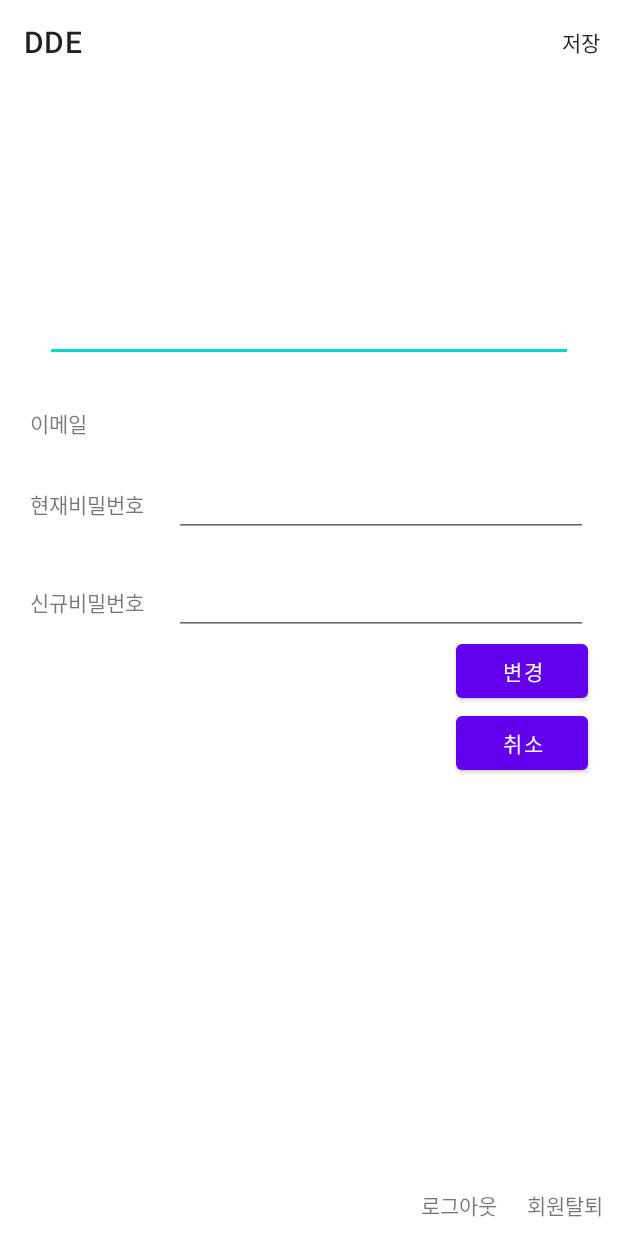
After one commit to dmswjd4117/Delivery_app, an Android app: the MyPageDetail screen opened directly, with no data from a screen before it, on a phone screen of 412 x 824 dp. The commit adds this screen. Run offline under Robolectric (Android 15) with nearby library versions, the phone set to English and light mode, and no system bars; pictures from the network do not load; 4 statements that could not run were skipped.

Commit message:
feat: 마이페이지 로그아웃/ 이름 변경 기능 추가

```diff
--- a/app/build.gradle
+++ b/app/build.gradle
@@ -52,4 +52,7 @@ dependencies {
     // Glide
     implementation 'com.github.bumptech.glide:glide:4.9.0'
     annotationProcessor 'com.github.bumptech.glide:compiler:4.9.0'
+
+    //
+    implementation 'com.cepheuen.elegant-number-button:lib:1.0.2'
 }
--- a/app/src/main/AndroidManifest.xml
+++ b/app/src/main/AndroidManifest.xml
@@ -13,13 +13,16 @@
         android:theme="@style/AppTheme"
         android:usesCleartextTraffic="true">
         <activity
+            android:name=".view.user.MyPageDetail"
+            android:exported="true" />
+        <activity
             android:name=".view.cart.CartActivity"
             android:exported="true" />
         <activity
             android:name=".view.store.MenuActivity"
             android:exported="true" />
         <activity
-            android:name=".view.user.MyPage"
+            android:name=".view.user.MyPageActivity"
             android:exported="true" />
         <activity
             android:name=".view.store.StoreActivity"
--- a/app/src/main/java/com/android/delivery/api/UserAPI.java
+++ b/app/src/main/java/com/android/delivery/api/UserAPI.java
@@ -2,6 +2,8 @@ package com.android.delivery.api;
 
 import com.android.delivery.model.user.LoginRequest;
 import com.android.delivery.model.ResponseDto;
+import com.android.delivery.model.user.LogoutRequest;
+import com.android.delivery.model.user.UpdateUserInfoRequest;
 
 import retrofit2.Call;
 import retrofit2.http.Body;
@@ -15,6 +17,15 @@ public interface UserAPI {
 
 
     @GET("/user/me")
-    Call<ResponseDto> authUser();
+    Call<ResponseDto> getUserInfo();
+
+    @GET("/user/auth")
+    Call<Long> authUser();
+
+    @POST("/user/logout")
+    Call<ResponseDto> logoutUser(@Body LogoutRequest logoutRequest);
+
+    @POST("/user/update/info")
+    Call<ResponseDto> updateUserInfo(@Body UpdateUserInfoRequest infoRequest);
 
 }
--- a/app/src/main/java/com/android/delivery/utils/PreferenceManger.java
+++ b/app/src/main/java/com/android/delivery/utils/PreferenceManger.java
@@ -5,6 +5,7 @@ import android.content.SharedPreferences;
 
 public class PreferenceManger {
     public static final String PREFERENCES_NAME = "preference";
+    public static final String AUTH_TOKEN = "auth_token";
 
     private  static SharedPreferences getPreferences(Context context){
         return context.getSharedPreferences(PREFERENCES_NAME, Context.MODE_PRIVATE);
--- /dev/null
+++ b/app/src/main/java/com/android/delivery/view/user/MyPageDetail.java
@@ -0,0 +1,146 @@
+package com.android.delivery.view.user;
+
+import androidx.appcompat.app.AppCompatActivity;
+import androidx.appcompat.widget.Toolbar;
+
+import android.content.Intent;
+import android.os.Bundle;
+import android.util.Log;
+import android.view.Menu;
+import android.view.MenuItem;
+import android.widget.Toast;
+
+import com.android.delivery.R;
+import com.android.delivery.api.UserAPI;
+import com.android.delivery.databinding.ActivityMyPageDetailBinding;
+import com.android.delivery.model.ResponseDto;
+import com.android.delivery.model.user.LogoutRequest;
+import com.android.delivery.model.user.UpdateUserInfoRequest;
+import com.android.delivery.model.user.UserInfoResponse;
+import com.android.delivery.utils.PreferenceManger;
+import com.android.delivery.utils.RetrofitClient;
+import com.bumptech.glide.Glide;
+
+import retrofit2.Call;
+import retrofit2.Callback;
+import retrofit2.Response;
+
+
+public class MyPageDetail extends AppCompatActivity {
+
+    private ActivityMyPageDetailBinding binding;
+    private UserAPI userAPI;
+
+    @Override
+    protected void onCreate(Bundle savedInstanceState) {
+        super.onCreate(savedInstanceState);
+
+        binding = ActivityMyPageDetailBinding.inflate(getLayoutInflater());
+        setContentView(binding.getRoot());
+
+        String name = getIntent().getExtras().getString("name");
+        String email = getIntent().getExtras().getString("email");
+        String image = getIntent().getExtras().getString("image");
+        binding.myPageDetailName.setText(name);
+        binding.myPageDetailEmail.setText(email);
+        if(image != null){
+            Glide.with(this).load(image).into(binding.myPageDetailImage);
+        }
+
+        // user api
+        String token = PreferenceManger.getString(this, PreferenceManger.AUTH_TOKEN);
+        userAPI = RetrofitClient.createService(UserAPI.class, token);
+
+        // tool bar
+        Toolbar toolbar = binding.toolbar;
+        setSupportActionBar(toolbar);
+
+        // logout
+        setLogout();
+
+
+
+    }
+
+    private void setLogout() {
+        binding.myPageDetailLogout.setOnClickListener(view -> {
+            LogoutRequest logoutRequest = new LogoutRequest();
+            logoutRequest.setToken(PreferenceManger.getString(this, PreferenceManger.AUTH_TOKEN));
+            userAPI.logoutUser(logoutRequest).enqueue(new Callback<ResponseDto>() {
+                @Override
+                public void onResponse(Call<ResponseDto> call, Response<ResponseDto> response) {
+                    ResponseDto res = response.body();
+                    if(res == null) return;
+                    if(!res.isSuccess()){
+                        Log.e("TAG", res.getError().getMessage());
+                    }
+                    Toast.makeText(getApplicationContext(), "로그아웃 하였습니다.", Toast.LENGTH_LONG).show();
+                    Intent intent = new Intent(getApplicationContext(), MyPageActivity.class);
+                    startActivity(intent);
+                }
+
+                @Override
+                public void onFailure(Call<ResponseDto> call, Throwable t) {
+                    Log.e("TAG", t.getMessage());
+                }
+            });
+        });
+    }
+
+
+    private void saveUserInfo() {
+        String curPassword = binding.myPageDetailCurPassword.getText().toString();
+        String newPassword = binding.myPageDetailNewPassword.getText().toString();
+        String name = binding.myPageDetailName.getText().toString();
+
+        UpdateUserInfoRequest updateUserInfoRequest = new UpdateUserInfoRequest();
+        updateUserInfoRequest.setCurPassword(curPassword);
+        updateUserInfoRequest.setNewPassword(newPassword);
+        updateUserInfoRequest.setName(name);
+        updateUserInfoRequest.setChangePassword(false);
+
+        userAPI.updateUserInfo(updateUserInfoRequest).enqueue(new Callback<ResponseDto>() {
+            @Override
+            public void onResponse(Call<ResponseDto> call, Response<ResponseDto> response) {
+                ResponseDto res = response.body();
+                if(res== null)return;
+                if(!res.isSuccess()){
+                    Log.e("TAG", res.getError().getMessage());
+                    Toast.makeText(getApplicationContext(), res.getError().getMessage(), Toast.LENGTH_LONG).show();
+                    return;
+                }
+
+                Intent intent = new Intent(getApplicationContext(), MyPageActivity.class);
+                startActivity(intent);
+                Toast.makeText(getApplicationContext(), "저장되었습니다", Toast.LENGTH_LONG).show();
+            }
+
+            @Override
+            public void onFailure(Call<ResponseDto> call, Throwable t) {
+
+            }
+        });
+    }
+
+    @Override
+    public boolean onCreateOptionsMenu(Menu menu){
+        getMenuInflater().inflate(R.menu.mypage_detail_action, menu);
+        return true;
+    }
+
+
+    @Override
+    public boolean onOptionsItemSelected(MenuItem item)
+    {
+        switch (item.getItemId())
+        {
+            case R.id.myPageDetail_saveItem:
+                saveUserInfo();
+                return true;
+
+            default:
+                return super.onOptionsItemSelected(item);
+        }
+    }
+
+}
--- /dev/null
+++ b/app/src/main/res/layout/activity_my_page_detail.xml
@@ -0,0 +1,160 @@
+<?xml version="1.0" encoding="utf-8"?>
+<androidx.constraintlayout.widget.ConstraintLayout xmlns:android="http://schemas.android.com/apk/res/android"
+    xmlns:app="http://schemas.android.com/apk/res-auto"
+    xmlns:tools="http://schemas.android.com/tools"
+    android:layout_width="match_parent"
+    android:layout_height="match_parent"
+    tools:context=".view.user.MyPageDetail">
+
+    <LinearLayout
+        android:id="@+id/linearLayout2"
+        android:layout_width="0dp"
+        android:layout_height="0dp"
+        android:orientation="vertical"
+        app:layout_constraintRight_toRightOf="parent"
+        app:layout_constraintLeft_toLeftOf="parent"
+        app:layout_constraintTop_toTopOf="parent"
+        app:layout_constraintBottom_toTopOf="@+id/myPageDetail_setBox"
+        >
+
+        <androidx.appcompat.widget.Toolbar
+            android:id="@+id/toolbar"
+            android:layout_width="match_parent"
+            android:layout_height="wrap_content"
+            app:layout_constraintEnd_toEndOf="parent"
+            app:layout_constraintStart_toStartOf="parent"
+            app:layout_constraintTop_toTopOf="parent"
+            tools:ignore="MissingConstraints"></androidx.appcompat.widget.Toolbar>
+
+
+        <LinearLayout
+            android:layout_width="match_parent"
+            android:layout_height="wrap_content"
+            android:gravity="center"
+            android:orientation="vertical">
+
+            <ImageView
+                android:id="@+id/myPageDetail_image"
+                android:layout_width="100dp"
+                android:layout_height="100dp"
+                android:layout_marginTop="10dp"></ImageView>
+
+            <EditText
+                android:id="@+id/myPageDetail_name"
+                android:layout_width="match_parent"
+                android:layout_height="wrap_content"
+                android:layout_margin="30dp"
+                android:text="name"></EditText>
+        </LinearLayout>
+
+        <LinearLayout
+            android:layout_width="match_parent"
+            android:layout_height="wrap_content"
+            android:orientation="vertical">
+
+            <LinearLayout
+                android:layout_width="match_parent"
+                android:layout_height="wrap_content"
+                android:layout_marginLeft="20dp"
+                android:layout_marginRight="20dp"
+                android:orientation="horizontal">
+
+                <TextView
+                    android:layout_width="wrap_content"
+                    android:layout_height="wrap_content"
+                    android:layout_marginRight="20dp"
+                    android:text="이메일"></TextView>
+
+                <TextView
+                    android:id="@+id/myPageDetail_email"
+                    android:layout_width="wrap_content"
+                    android:layout_height="wrap_content"
+                    android:text="naver"></TextView>
+
+            </LinearLayout>
+
+            <LinearLayout
+                android:layout_width="match_parent"
+                android:layout_height="wrap_content"
+                android:layout_marginLeft="20dp"
+                android:layout_marginTop="20dp"
+                android:layout_marginRight="20dp"
+                android:orientation="horizontal">
+
+                <TextView
+                    android:layout_width="wrap_content"
+                    android:layout_height="wrap_content"
+                    android:layout_marginRight="20dp"
+                    android:text="현재비밀번호"></TextView>
+
+                <EditText
+                    android:id="@+id/myPageDetail_curPassword"
+                    android:layout_width="match_parent"
+                    android:layout_height="wrap_content"></EditText>
+            </LinearLayout>
+        </LinearLayout>
+
+
+        <LinearLayout
+            android:layout_width="match_parent"
+            android:layout_height="wrap_content"
+            android:layout_marginLeft="20dp"
+            android:layout_marginTop="20dp"
+            android:layout_marginRight="20dp"
+            android:orientation="horizontal">
+
+            <TextView
+                android:layout_width="wrap_content"
+                android:layout_height="wrap_content"
+                android:layout_marginRight="20dp"
+                android:text="신규비밀번호"></TextView>
+
+            <EditText
+                android:id="@+id/myPageDetail_newPassword"
+                android:layout_width="match_parent"
+                android:layout_height="wrap_content"></EditText>
+        </LinearLayout>
+
+        <Button
+            android:layout_gravity="right"
+            android:layout_marginRight="20dp"
+            android:text="변경"
+            android:layout_width="wrap_content"
+            android:layout_height="wrap_content">
+        </Button>
+
+        <Button
+            android:layout_gravity="right"
+            android:layout_marginRight="20dp"
+            android:text="취소"
+            android:layout_width="wrap_content"
+            android:layout_height="wrap_content">
+        </Button>
+
+    </LinearLayout>
+
+    <LinearLayout
+        android:gravity="right"
+        android:id="@+id/myPageDetail_setBox"
+        app:layout_constraintRight_toRightOf="parent"
+        app:layout_constraintBottom_toBottomOf="parent"
+        android:orientation="horizontal"
+        android:layout_width="match_parent"
+        android:layout_height="wrap_content">
+
+        <TextView
+            android:id="@+id/myPageDetail_logout"
+            android:layout_margin="10dp"
+            android:layout_width="wrap_content"
+            android:layout_height="wrap_content"
+            android:text="로그아웃"></TextView>
+
+        <TextView
+            android:id="@+id/myPage_deactivate"
+            android:layout_margin="10dp"
+            android:layout_width="wrap_content"
+            android:layout_height="wrap_content"
+            android:text="회원탈퇴"></TextView>
+    </LinearLayout>
+
+</androidx.constraintlayout.widget.ConstraintLayout>
--- a/app/src/main/res/layout/activity_mypage.xml
+++ b/app/src/main/res/layout/activity_mypage.xml
@@ -4,7 +4,7 @@
     xmlns:tools="http://schemas.android.com/tools"
     android:layout_width="match_parent"
     android:layout_height="match_parent"
-    tools:context=".view.user.MyPage">
+    tools:context=".view.user.MyPageActivity">
 
     <androidx.appcompat.widget.Toolbar
         android:id="@+id/toolbar"
@@ -25,6 +25,7 @@
         app:layout_constraintTop_toBottomOf="@+id/toolbar">
 
         <LinearLayout
+            android:id="@+id/myPage_nameBox"
             android:layout_width="match_parent"
             android:layout_height="wrap_content"
             android:layout_margin="20dp"
@@ -41,7 +42,6 @@
                 android:layout_height="match_parent"
                 android:layout_marginLeft="30dp"
                 android:gravity="center_vertical"
-                android:text="로그인해주세요"
                 android:textSize="30dp"></TextView>
             <View
                 android:layout_width="0dp"
--- /dev/null
+++ b/app/src/main/res/menu/mypage_detail_action.xml
@@ -0,0 +1,12 @@
+<?xml version="1.0" encoding="utf-8"?>
+
+
+<menu xmlns:android="http://schemas.android.com/apk/res/android"
+    xmlns:app="http://schemas.android.com/apk/res-auto">
+
+    <item
+        android:id="@+id/myPageDetail_saveItem"
+        android:title="저장"
+        app:showAsAction="always" />
+
+</menu>
```
Also changed, not shown: app/src/main/java/com/android/delivery/model/user/UpdateUserInfoRequest.java (added, +25 -0 lines), app/src/main/java/com/android/delivery/model/user/UserInfoResponse.java (+7 -12 lines), app/src/main/java/com/android/delivery/view/user/MyPageActivity.java (renamed from app/src/main/java/com/android/delivery/view/user/MyPage.java, +36 -14 lines).
